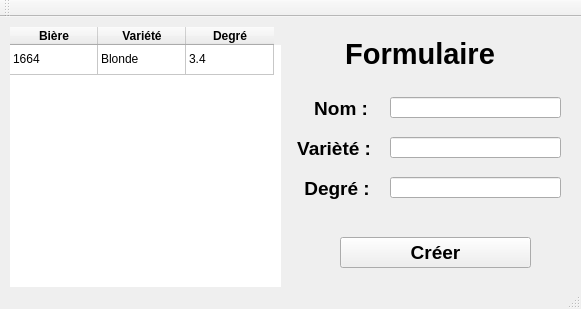
Qt form Python_Windows/mainwindow.ui (Michel-Cavaud/Qt_Python) before a commit.
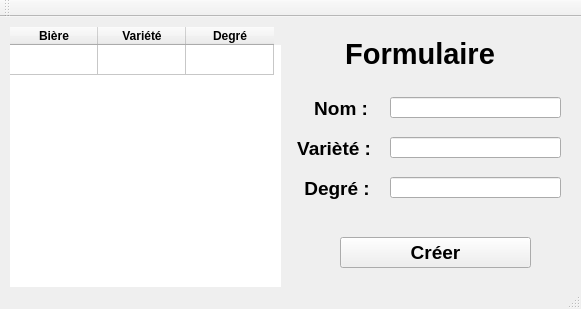
The same form after that commit.

Patch:
```diff
--- a/Python_Windows/mainwindow.ui
+++ b/Python_Windows/mainwindow.ui
@@ -216,17 +216,17 @@
     </column>
     <item row="0" column="0">
      <property name="text">
-      <string>1664</string>
+      <string/>
      </property>
     </item>
     <item row="0" column="1">
      <property name="text">
-      <string>Blonde</string>
+      <string/>
      </property>
     </item>
     <item row="0" column="2">
      <property name="text">
-      <string>3.4</string>
+      <string/>
      </property>
     </item>
    </widget>
```
Left out of the diff: 2 changed lines with no effect on the pictures.
